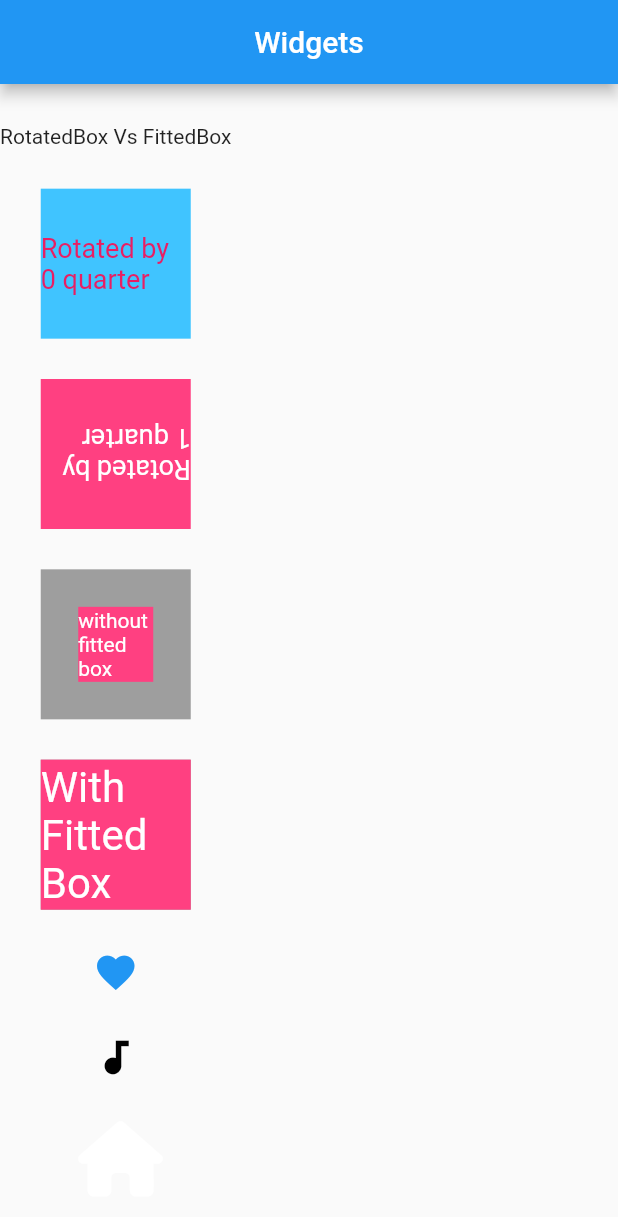
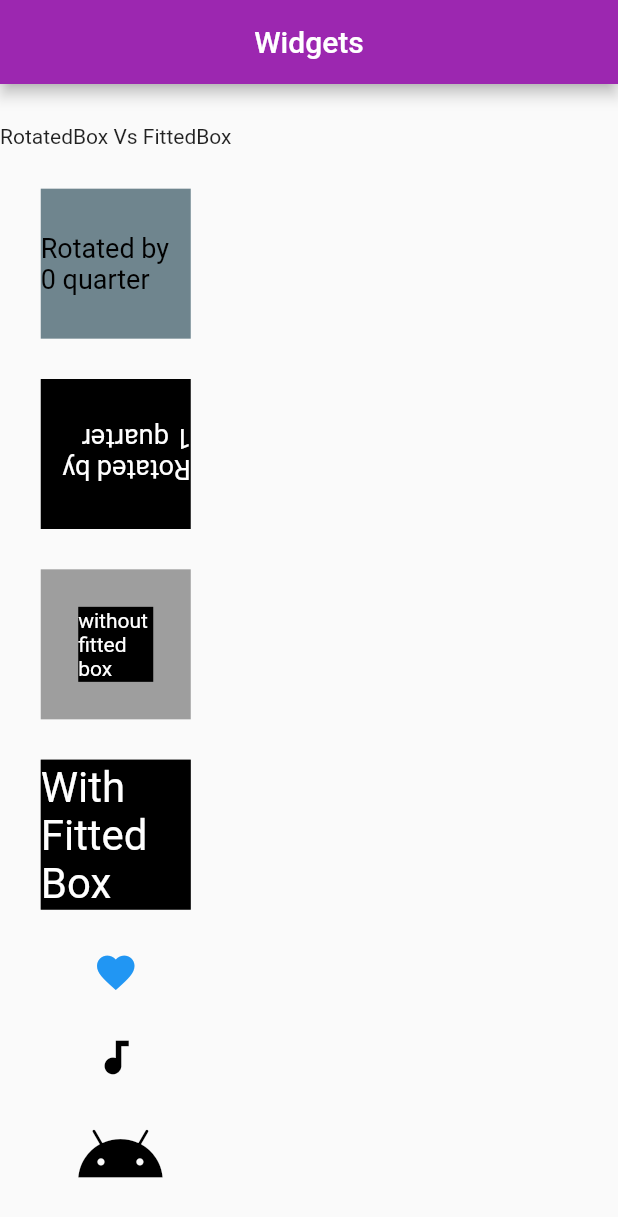
Before and after one commit to topisteronyango/mobiledevwek2, a Flutter app: the screen it shows after launch, on a phone screen of 412 x 824 dp. Shown: the top 1217 px of the screen. Run offline on Flutter 3.47's test engine with Material 2 defaults, Android fonts, the phone set to English and light mode, and no system bars; our stand-ins replace font_awesome_flutter.

Commit message:
fixed font awesome

```diff
--- a/FittedBox RotatedBox Icon/lib/main.dart
+++ b/FittedBox RotatedBox Icon/lib/main.dart
@@ -15,7 +15,7 @@ class MyApp extends StatelessWidget {
       // you want
 
       theme: ThemeData(
-        primarySwatch: Colors.blue,
+        primarySwatch: Colors.purple,
       ),
       // A widget which will be started on application startup
       home: MyHomePage(title: 'Widgets'),
@@ -35,27 +35,31 @@ class MyHomePage extends StatelessWidget {
         title: (Text(title)),
         centerTitle: true,
       ),
+      //Column widget to display all it's chilldren in a vertical array
       body: Column(
         mainAxisAlignment: MainAxisAlignment.spaceEvenly,
         children: [
+          //Text widget
           Text(
             "RotatedBox Vs FittedBox",
           ),
+          //Container widget without RotatedBox widget
           Container(
             alignment: Alignment.center,
-            color: Colors.lightBlueAccent,
+            color: Color(0xff6f858e),
             height: 100,
             width: 100,
             child: RotatedBox(
                 quarterTurns: 0,
                 child: Text(
                   'Rotated by 0 quarter',
-                  style: TextStyle(fontSize: 18, color: Colors.pink),
+                  style: TextStyle(fontSize: 18, color: Colors.black),
                 )),
           ),
+          //Container with RotatedBox widget
           Container(
             alignment: Alignment.center,
-            color: Colors.pinkAccent,
+            color: Colors.black,
             height: 100,
             width: 100,
             child: RotatedBox(
@@ -65,6 +69,7 @@ class MyHomePage extends StatelessWidget {
                   style: TextStyle(fontSize: 18, color: Colors.white),
                 )),
           ),
+          //Container without FittedBox widget
           Container(
             alignment: Alignment.center,
             color: Colors.grey,
@@ -74,13 +79,14 @@ class MyHomePage extends StatelessWidget {
               alignment: Alignment.center,
               height: 50,
               width: 50,
-              color: Colors.pinkAccent,
+              color: Colors.black,
               child: Text(
                 "without fitted box",
                 style: TextStyle(color: Colors.white),
               ),
             ),
           ),
+          //Container with FittedBox widget
           Container(
             color: Colors.grey,
             height: 100,
@@ -90,7 +96,7 @@ class MyHomePage extends StatelessWidget {
               child: Container(
                 height: 50,
                 width: 50,
-                color: Colors.pinkAccent,
+                color: Colors.black,
                 child: Center(
                   child: Text(
                     "With Fitted Box",
@@ -102,7 +108,7 @@ class MyHomePage extends StatelessWidget {
               ),
             ),
           ),
-          //Flutter icons
+          //Container widget with Flutter icons
           Container(
             child: Icon(
               Icons.favorite,
@@ -110,6 +116,7 @@ class MyHomePage extends StatelessWidget {
               size: 30.0,
             ),
           ),
+          //Container widget with Flutter icons
           Container(
             child: Icon(
               Icons.audiotrack,
@@ -117,11 +124,12 @@ class MyHomePage extends StatelessWidget {
               size: 30.0,
             ),
           ),
+          //Container widget with font awesome icons
           Container(
             child: Icon(
-              FontAwesomeIcons.house,
+              FontAwesomeIcons.android,
               size: 50, //Icon Size
-              color: Colors.white, //Color Of Icon
+              color: Colors.black, //Color Of Icon
             ),
           )
         ],
```
Also changed, not shown: FittedBox RotatedBox Icon/pubspec.lock (added), 1 other file.
